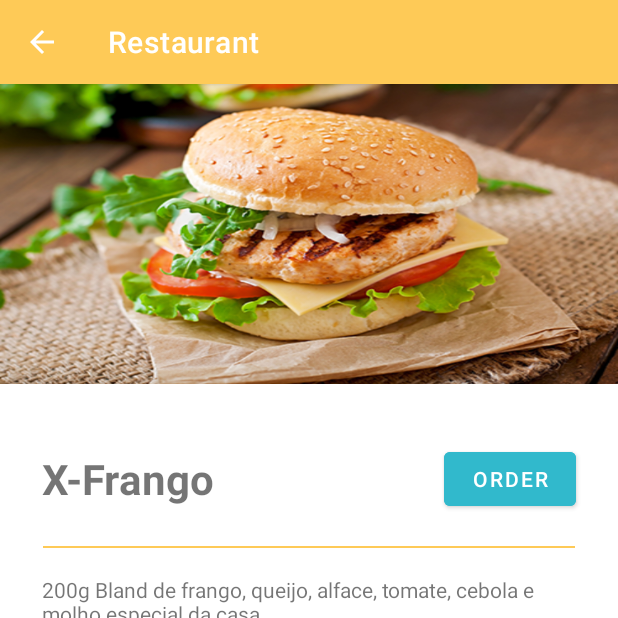
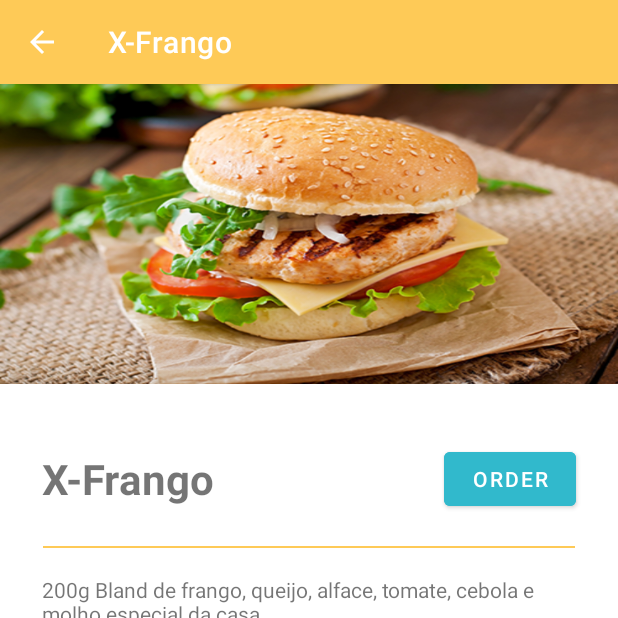
Before and after one commit to Tamiresp/Restaurant, an Android app: the screen it shows after launch (FoodDetailActivity), after a tap on "X-Frango", on a phone screen of 412 x 824 dp, the top half of it. Run offline under Robolectric (Android 15) with nearby library versions, the phone set to English and light mode, and no system bars.

Commit message:
Food Title

```diff
--- a/app/src/main/java/com/example/restaurant/FoodAdapter.kt
+++ b/app/src/main/java/com/example/restaurant/FoodAdapter.kt
@@ -20,7 +20,9 @@ class FoodAdapter(var food: ArrayList<Food>, context: Context) :
         holder.bind(food[position])
 
         holder.card.setOnClickListener {
-            val intent = Intent(context, FoodDetailActivity::class.java)
+            val intent = Intent(context, FoodDetailActivity::class.java).apply {
+                putExtra("name", holder.foodName.text)
+            }
             context.startActivity(intent)
         }
     }
@@ -28,7 +30,7 @@ class FoodAdapter(var food: ArrayList<Food>, context: Context) :
     override fun getItemCount() = food.size
 
     inner class FoodViewHolder(view: View) : RecyclerView.ViewHolder(view) {
-        private val foodName = view.findViewById<TextView>(R.id.name)
+        val foodName: TextView = view.findViewById(R.id.name)
         val card: CardView = view.findViewById(R.id.cardView)
 
         fun bind(food: Food) {
--- a/app/src/main/java/com/example/restaurant/FoodDetailActivity.kt
+++ b/app/src/main/java/com/example/restaurant/FoodDetailActivity.kt
@@ -1,20 +1,14 @@
 package com.example.restaurant
 
-import android.app.Dialog
-import android.content.DialogInterface
 import android.content.Intent
+import android.os.Bundle
+import android.view.MenuItem
+import android.widget.Button
+import android.widget.TextView
+import androidx.appcompat.app.AlertDialog
 import androidx.appcompat.app.AppCompatActivity
-import android.os.Bundle
-import android.os.Handler
-import android.os.Looper
-import android.view.MenuItem
-import android.view.Window
-import android.widget.Button
-import android.widget.ImageView
-import androidx.appcompat.app.AlertDialog
 import androidx.recyclerview.widget.LinearLayoutManager
 import androidx.recyclerview.widget.RecyclerView
-import com.bumptech.glide.Glide
 
 class FoodDetailActivity : AppCompatActivity() {
     private val items = ArrayList<Reviews>()
@@ -28,7 +22,13 @@ class FoodDetailActivity : AppCompatActivity() {
         supportActionBar?.setDisplayHomeAsUpEnabled(true)
         supportActionBar?.setHomeButtonEnabled(true)
 
+        val intent = intent
+        val name: String? = intent.getStringExtra("name")
+        supportActionBar?.title = name
+
         items.addAll(listOf(Reviews("sdas", "asdas"), Reviews("asjad", "asdag")))
+
+        findViewById<TextView>(R.id.food_title).text = name
 
         findViewById<RecyclerView>(R.id.reviews_list).apply {
             layoutManager = LinearLayoutManager(context)
```
